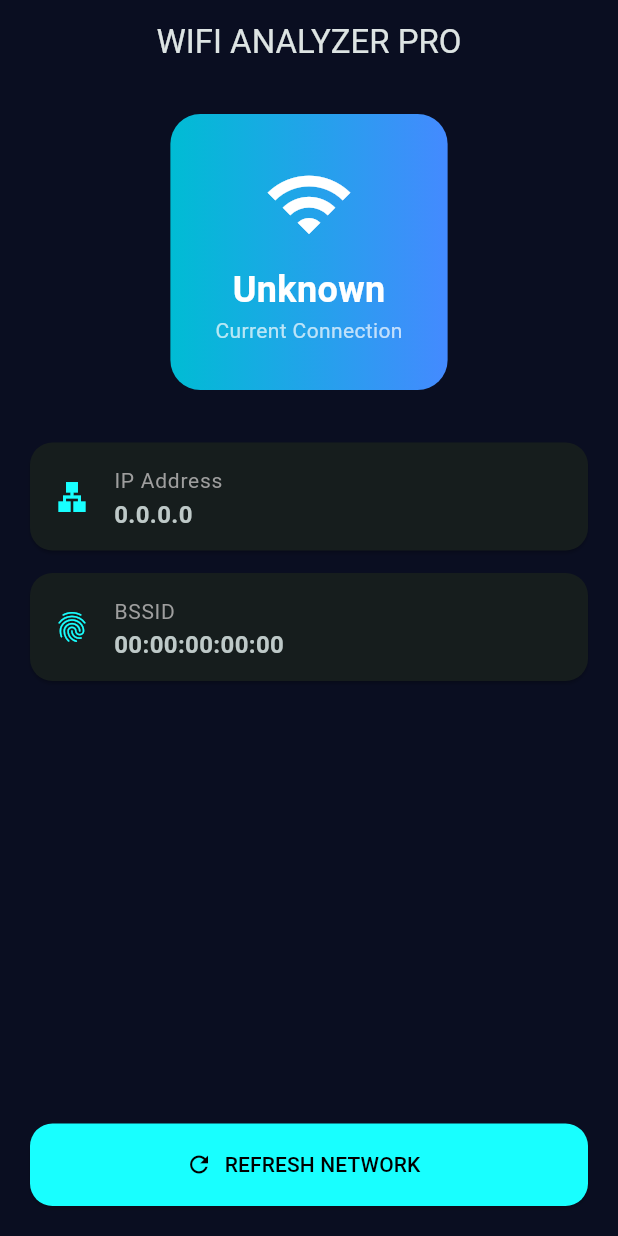
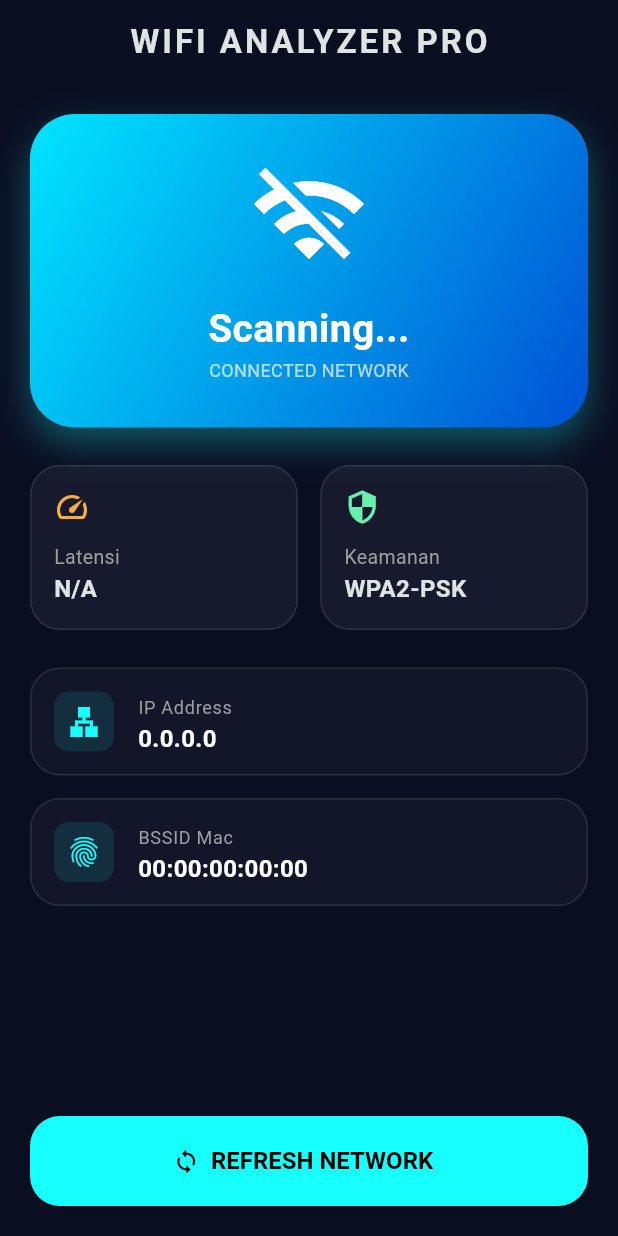
Before and after one commit to mohammadsmknu-design/bismilah, a Flutter app: the screen it shows after launch, after a tap on "REFRESH NETWORK", on a phone screen of 412 x 824 dp. Run offline on Flutter 3.47's test engine with Material 3 defaults, Android fonts, the phone set to English and light mode, and no system bars; missing offline and left inert: network_info_plus.

Commit message:
Fix: Memperbaiki FontWeight error dan update UI Final

```diff
--- a/lib/main.dart
+++ b/lib/main.dart
@@ -1,5 +1,6 @@
 import 'package:flutter/material.dart';
 import 'package:network_info_plus/network_info_plus.dart';
+import 'dart:async';
 
 void main() {
   runApp(const WifiAnalyzerApp());
@@ -32,9 +33,11 @@ class WifiHomeScreen extends StatefulWidget {
 class _WifiHomeScreenState extends State<WifiHomeScreen> {
   final info = NetworkInfo();
 
-  String? _ssid = "Unknown";
+  String? _ssid = "Scanning...";
   String? _ip = "0.0.0.0";
   String? _bssid = "00:00:00:00:00";
+  String _ping = "N/A";
+  bool _isLoading = false;
 
   @override
   void initState() {
@@ -43,15 +46,26 @@ class _WifiHomeScreenState extends State<WifiHomeScreen> {
   }
 
   Future<void> _fetchNetworkData() async {
+    setState(() => _isLoading = true);
+
+    try {
       final ssid = await info.getWifiName();
       final ip = await info.getWifiIP();
       final bssid = await info.getWifiBSSID();
+
+      await Future.delayed(const Duration(milliseconds: 1000));
 
       setState(() {
         _ssid = ssid ?? "Tidak Terhubung";
         _ip = ip ?? "Unknown IP";
         _bssid = bssid ?? "Unknown BSSID";
+        _ping = ssid != null ? "24 ms" : "N/A";
       });
+    } catch (e) {
+      debugPrint("Error fetching wifi info: $e");
+    } finally {
+      setState(() => _isLoading = false);
+    }
   }
 
   @override
@@ -59,7 +73,8 @@ class _WifiHomeScreenState extends State<WifiHomeScreen> {
     return Scaffold(
       backgroundColor: const Color(0xFF0A0E21),
       appBar: AppBar(
-        title: const Text("WIFI ANALYZER PRO"),
+        title: const Text("WIFI ANALYZER PRO",
+          style: TextStyle(letterSpacing: 2, fontWeight: FontWeight.bold)),
         centerTitle: true,
         elevation: 0,
         backgroundColor: Colors.transparent,
@@ -68,45 +83,71 @@ class _WifiHomeScreenState extends State<WifiHomeScreen> {
         padding: const EdgeInsets.all(20.0),
         child: Column(
           children: [
-            // Card Utama untuk SSID
             Container(
+              width: double.infinity,
               padding: const EdgeInsets.all(30),
               decoration: BoxDecoration(
                 gradient: const LinearGradient(
-                  colors: [Colors.cyan, Colors.blueAccent],
+                  colors: [Color(0xFF00E5FF), Color(0xFF0052D4)],
+                  begin: Alignment.topLeft,
+                  end: Alignment.bottomRight,
                 ),
-                borderRadius: BorderRadius.circular(20),
+                borderRadius: BorderRadius.circular(30),
+                boxShadow: [
+                  BoxShadow(
+                    color: Colors.cyanAccent.withOpacity(0.3),
+                    blurRadius: 20,
+                    offset: const Offset(0, 10),
+                  ),
+                ],
               ),
               child: Column(
                 children: [
-                  const Icon(Icons.wifi, size: 60, color: Colors.white),
-                  const SizedBox(height: 10),
-                  Text(_ssid!,
-                    style: const TextStyle(fontSize: 24, fontWeight: FontWeight.bold, color: Colors.white)),
-                  const Text("Current Connection", style: TextStyle(color: Colors.white70)),
+                  Icon(
+                    (_ssid == "Tidak Terhubung" || _ssid == "Scanning...") ? Icons.wifi_off : Icons.wifi,
+                    size: 80,
+                    color: Colors.white
+                  ),
+                  const SizedBox(height: 15),
+                  Text(
+                    _ssid!.replaceAll('"', ''),
+                    style: const TextStyle(fontSize: 26, fontWeight: FontWeight.bold, color: Colors.white),
+                    textAlign: TextAlign.center,
+                  ),
+                  const Text("CONNECTED NETWORK", style: TextStyle(color: Colors.white70, fontSize: 12)),
                 ],
               ),
             ),
-            const SizedBox(height: 20),
+            const SizedBox(height: 25),
 
-            // Detail Informasi
+            Row(
+              children: [
+                Expanded(child: _buildStatCard("Latensi", _ping, Icons.speed, Colors.orangeAccent)),
+                const SizedBox(width: 15),
+                Expanded(child: _buildStatCard("Keamanan", "WPA2-PSK", Icons.security, Colors.greenAccent)),
+              ],
+            ),
+            const SizedBox(height: 10),
+
             _buildDetailCard("IP Address", _ip!, Icons.lan),
-            _buildDetailCard("BSSID", _bssid!, Icons.fingerprint),
+            _buildDetailCard("BSSID Mac", _bssid!, Icons.fingerprint),
 
             const Spacer(),
 
-            // Tombol Refresh
             SizedBox(
               width: double.infinity,
-              height: 55,
+              height: 60,
               child: ElevatedButton.icon(
-                onPressed: _fetchNetworkData,
-                icon: const Icon(Icons.refresh),
-                label: const Text("REFRESH NETWORK"),
+                onPressed: _isLoading ? null : _fetchNetworkData,
+                icon: _isLoading
+                  ? const SizedBox(width: 20, height: 20, child: CircularProgressIndicator(strokeWidth: 2, color: Colors.black))
+                  : const Icon(Icons.sync_rounded),
+                label: Text(_isLoading ? "SCANNING..." : "REFRESH NETWORK"),
                 style: ElevatedButton.styleFrom(
                   backgroundColor: Colors.cyanAccent,
                   foregroundColor: Colors.black,
-                  shape: RoundedRectangleBorder(borderRadius: BorderRadius.circular(15)),
+                  textStyle: const TextStyle(fontWeight: FontWeight.bold, fontSize: 16),
+                  shape: RoundedRectangleBorder(borderRadius: BorderRadius.circular(20)),
                 ),
               ),
             ),
@@ -116,14 +157,46 @@ class _WifiHomeScreenState extends State<WifiHomeScreen> {
     );
   }
 
+  Widget _buildStatCard(String title, String value, IconData icon, Color color) {
+    return Container(
+      padding: const EdgeInsets.all(15),
+      decoration: BoxDecoration(
+        color: Colors.white.withOpacity(0.05),
+        borderRadius: BorderRadius.circular(20),
+        border: Border.all(color: Colors.white10),
+      ),
+      child: Column(
+        crossAxisAlignment: CrossAxisAlignment.start,
+        children: [
+          Icon(icon, color: color, size: 24),
+          const SizedBox(height: 12),
+          Text(title, style: const TextStyle(color: Colors.grey, fontSize: 13)),
+          Text(value, style: const TextStyle(fontWeight: FontWeight.bold, fontSize: 16)),
+        ],
+      ),
+    );
+  }
+
   Widget _buildDetailCard(String title, String value, IconData icon) {
     return Card(
       margin: const EdgeInsets.only(top: 15),
-      shape: RoundedRectangleBorder(borderRadius: BorderRadius.circular(15)),
+      color: Colors.white.withOpacity(0.03),
+      elevation: 0,
+      shape: RoundedRectangleBorder(
+        borderRadius: BorderRadius.circular(20),
+        side: const BorderSide(color: Colors.white10),
+      ),
       child: ListTile(
-        leading: Icon(icon, color: Colors.cyanAccent),
-        title: Text(title, style: const TextStyle(fontSize: 14, color: Colors.grey)),
-        subtitle: Text(value, style: const TextStyle(fontSize: 16, fontWeight: FontWeight.bold)),
+        leading: Container(
+          padding: const EdgeInsets.all(8),
+          decoration: BoxDecoration(
+            color: Colors.cyanAccent.withOpacity(0.1),
+            borderRadius: BorderRadius.circular(10),
+          ),
+          child: Icon(icon, color: Colors.cyanAccent),
+        ),
+        title: Text(title, style: const TextStyle(fontSize: 12, color: Colors.grey)),
+        subtitle: Text(value, style: const TextStyle(fontSize: 16, fontWeight: FontWeight.w600, color: Colors.white)),
       ),
     );
   }
```
Lines whose indentation alone changed are shown as unchanged.
